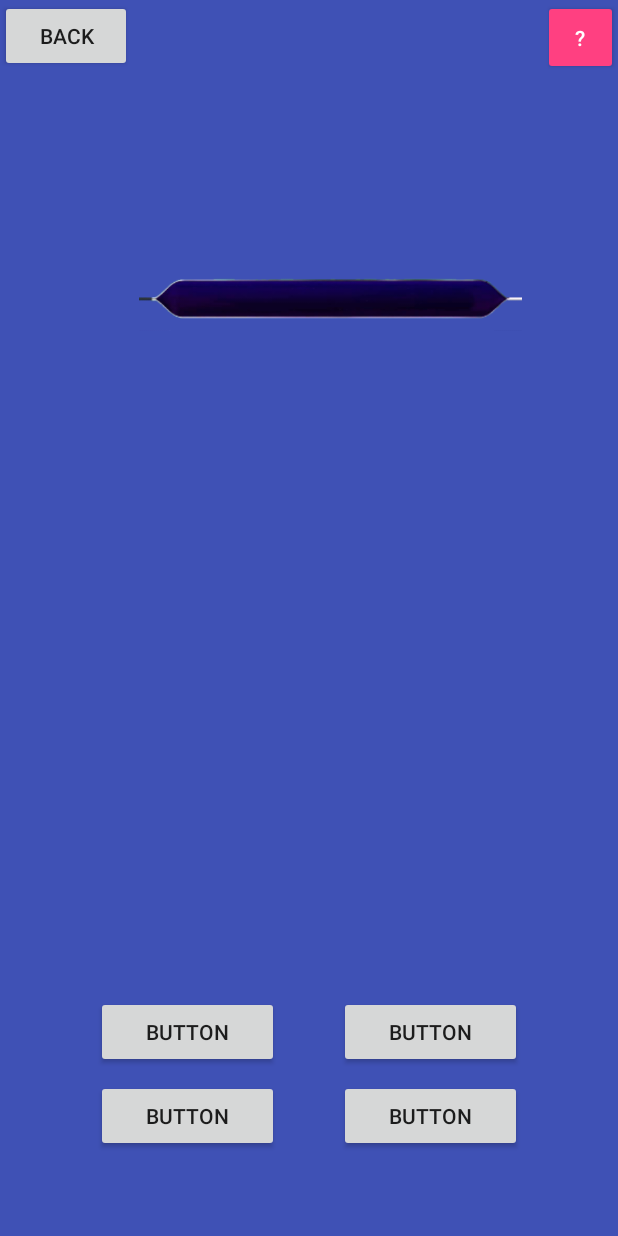
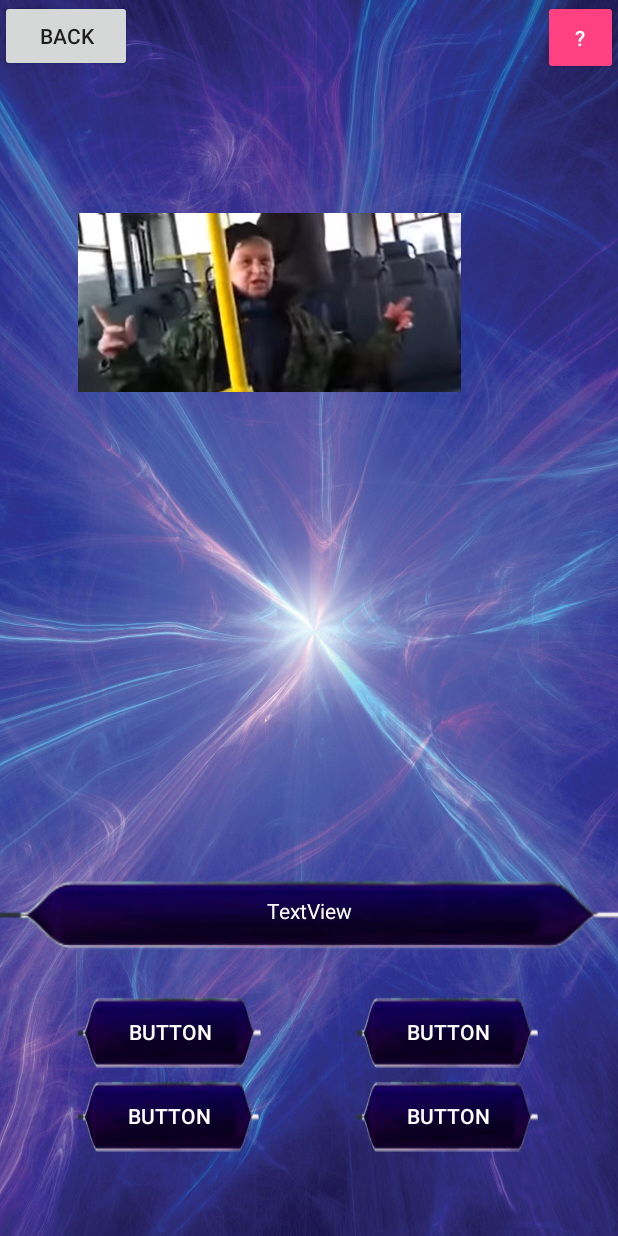
Before and after one commit to valbert29/SummerPractice2018, an Android app: the GameActivity screen opened directly, with no data from a screen before it, after a tap on "BUTTON", on a phone screen of 412 x 824 dp. Run offline under Robolectric (Android 15) with nearby library versions, the phone set to English and light mode, and no system bars.

Commit message:
design+sound on tip

```diff
--- a/app/build.gradle
+++ b/app/build.gradle
@@ -20,6 +20,7 @@ android {
 
 dependencies {
     implementation fileTree(dir: 'libs', include: ['*.jar'])
+    implementation 'com.squareup.picasso:picasso:2.71828'
     implementation 'com.android.support:appcompat-v7:28.0.0-alpha3'
     implementation 'com.android.support.constraint:constraint-layout:1.1.2'
     implementation 'com.android.support:support-v4:28.0.0-alpha3'
--- a/app/src/main/java/mm/memeonare/DataC/Question.java
+++ b/app/src/main/java/mm/memeonare/DataC/Question.java
@@ -3,7 +3,27 @@ package mm.memeonare.DataC;
 import java.util.ArrayList;
 
 public class Question {
+    private String mem;
     private String question;
-    private ArrayList<String> answers= new ArrayList<>();
+    private ArrayList<String> answers;
+    private int cIndex;
 
+    public Question(String mem, String question, ArrayList<String> answers, int cIndex) {
+        this.mem = mem;
+        this.question = question;
+        this.answers = answers;
+        this.cIndex = cIndex;
+    }
+
+    public String getQuestion() {
+        return question;
+    }
+
+    public ArrayList<String> getAnswers() {
+        return answers;
+    }
+
+    public int getcIndex() {
+        return cIndex;
+    }
 }
--- a/app/src/main/java/mm/memeonare/GameActivity.java
+++ b/app/src/main/java/mm/memeonare/GameActivity.java
@@ -1,24 +1,54 @@
 package mm.memeonare;
 
+import android.content.Context;
 import android.content.Intent;
+import android.media.MediaPlayer;
 import android.support.v7.app.AppCompatActivity;
 import android.os.Bundle;
+import android.util.AttributeSet;
 import android.view.View;
 import android.widget.Button;
 import android.widget.ImageView;
+import android.widget.TextView;
+import android.widget.Toast;
 
-public class GameActivity extends AppCompatActivity {
-    Button Button1;
-    ImageView mem;
-    Button backButton;
-    Button bTip;
+import java.io.File;
+import java.io.FileNotFoundException;
+import java.io.FileReader;
+import java.util.ArrayList;
+import java.util.List;
+import java.util.Random;
+import java.util.Scanner;
+
+import mm.memeonare.DataC.Question;
+
+public class GameActivity extends AppCompatActivity implements View.OnClickListener {
+    private Button button1;
+    private Button button2;
+    private Button button3;
+    private Button button4;
+    private ImageView mem;
+    private Button backButton;
+    private Button bTip;
+    private TextView question;
+    private ArrayList<Question> questions= new ArrayList<>();
+
+
+
+    private int r =0;
+    private int correctButton =2;
+
+
     @Override
     protected void onCreate(Bundle savedInstanceState) {
         super.onCreate(savedInstanceState);
         setContentView(R.layout.activity_game);
-        mem=findViewById(R.id.mem);
-        bTip=findViewById(R.id.bTip);
-        backButton=findViewById(R.id.backButton);
+
+        getQuestions();
+        question=findViewById(R.id.question);
+        mem = findViewById(R.id.mem);
+        bTip = findViewById(R.id.bTip);
+        backButton = findViewById(R.id.backButton);
         backButton.setOnClickListener(new View.OnClickListener() {
             @Override
             public void onClick(View view) {
@@ -27,13 +57,77 @@ public class GameActivity extends AppCompatActivity {
                 finish();
             }
         });
-        Button1=findViewById(R.id.button1);
-        Button1.setOnClickListener(new View.OnClickListener() {
+        button1 = findViewById(R.id.button1);
+        button1.setOnClickListener(this);
+        button2 = findViewById(R.id.button2);
+        button2.setOnClickListener(this);
+        button3 = findViewById(R.id.button3);
+        button3.setOnClickListener(this);
+        button4 = findViewById(R.id.button4);
+        button4.setOnClickListener(this);
+
+        bTip.setOnClickListener(new View.OnClickListener() {
             @Override
             public void onClick(View view) {
-                mem.setImageResource(R.drawable.button);
-                mem.invalidate();
+                new Thread(){
+                    public void run(){
+                        MediaPlayer mp = MediaPlayer.create(GameActivity.this, R.raw.natalyamp);
+                        mp.start();
+                    }
+                }.start();
             }
         });
     }
+
+    @Override
+    public View onCreateView(View parent, String name, Context context, AttributeSet attrs) {
+        return super.onCreateView(parent, name, context, attrs);
+    }
+
+    int translateIdToIndex(int id) {
+        int index = -1;
+        switch (id) {
+            case R.id.button1:
+                index = 1;
+                break;
+            case R.id.button2:
+                index = 2;
+                break;
+            case R.id.button3:
+                index = 3;
+                break;
+            case R.id.button4:
+                index = 4;
+                break;
+        }
+        return index;
+    }
+
+    @Override
+    public void onClick(View view) {
+        Toast toast;
+        int buttonIndex = translateIdToIndex(view.getId());
+        if (buttonIndex == correctButton) {
+            toast = Toast.makeText(getApplicationContext(), "CORRECT", Toast.LENGTH_SHORT);
+            mem.setImageResource(R.drawable.button1);
+            correctButton= (int)(1+Math.random()*4);
+            question.setText(Integer.toString(r++));
+        } else {
+            toast = Toast.makeText(getApplicationContext(), "INCORRECT", Toast.LENGTH_SHORT);
+        }
+        toast.show();
+        mem.setImageResource(R.drawable.natalya);
+
+    }
+
+    public void getQuestions(){
+        try {
+            Scanner sc = new Scanner(new File("questions.txt"));
+            sc.nextLine();
+        } catch (FileNotFoundException e) {
+            e.printStackTrace();
+        }
+
+
+    }
 }
--- a/app/src/main/res/layout/activity_game.xml
+++ b/app/src/main/res/layout/activity_game.xml
@@ -4,59 +4,64 @@
     xmlns:tools="http://schemas.android.com/tools"
     android:layout_width="match_parent"
     android:layout_height="match_parent"
-    android:background="#3f51b5"
+    android:background="@drawable/fon"
     tools:context=".GameActivity">
 
     <ImageView
         android:id="@+id/mem"
         android:layout_width="255dp"
         android:layout_height="171dp"
-        android:layout_marginEnd="64dp"
-        android:layout_marginStart="64dp"
-        android:layout_marginTop="112dp"
-        app:layout_constraintEnd_toEndOf="parent"
-        app:layout_constraintHorizontal_bias="1.0"
+        android:layout_marginStart="52dp"
+        android:layout_marginTop="116dp"
         app:layout_constraintStart_toStartOf="parent"
         app:layout_constraintTop_toTopOf="parent"
-        app:srcCompat="@android:drawable/star_big_on" />
+        app:srcCompat="@drawable/natalya" />
 
     <Button
         android:id="@+id/button1"
-        android:layout_width="122dp"
-        android:layout_height="wrap_content"
+        android:layout_width="123dp"
+        android:layout_height="48dp"
         android:layout_marginBottom="8dp"
-        android:layout_marginStart="64dp"
+        android:layout_marginStart="52dp"
         android:text="Button"
+        android:background="@drawable/button1"
+        android:textColor="#FFFFFF"
         app:layout_constraintBottom_toTopOf="@+id/button3"
         app:layout_constraintStart_toStartOf="parent" />
 
     <Button
         android:id="@+id/button2"
         android:layout_width="122dp"
-        android:layout_height="wrap_content"
+        android:layout_height="48dp"
         android:layout_marginBottom="8dp"
-        android:layout_marginEnd="64dp"
+        android:layout_marginEnd="52dp"
         android:text="Button"
+        android:background="@drawable/button1"
+        android:textColor="#FFFFFF"
         app:layout_constraintBottom_toTopOf="@+id/button4"
         app:layout_constraintEnd_toEndOf="parent" />
 
     <Button
         android:id="@+id/button3"
         android:layout_width="122dp"
-        android:layout_height="wrap_content"
+        android:layout_height="48dp"
         android:layout_marginBottom="56dp"
-        android:layout_marginStart="64dp"
+        android:layout_marginStart="52dp"
         android:text="Button"
+        android:background="@drawable/button1"
+        android:textColor="#FFFFFF"
         app:layout_constraintBottom_toBottomOf="parent"
         app:layout_constraintStart_toStartOf="parent" />
 
     <Button
         android:id="@+id/button4"
         android:layout_width="122dp"
-        android:layout_height="wrap_content"
+        android:layout_height="48dp"
         android:layout_marginBottom="56dp"
-        android:layout_marginEnd="64dp"
+        android:layout_marginEnd="52dp"
         android:text="Button"
+        android:background="@drawable/button1"
+        android:textColor="#FFFFFF"
         app:layout_constraintBottom_toBottomOf="parent"
         app:layout_constraintEnd_toEndOf="parent" />
 
@@ -76,4 +81,17 @@
         android:text="?"
         app:layout_constraintEnd_toEndOf="parent"
         app:layout_constraintTop_toTopOf="parent" />
+
+    <TextView
+        android:id="@+id/question"
+        android:layout_width="match_parent"
+        android:layout_height="97dp"
+        android:layout_marginBottom="8dp"
+        android:background="@drawable/button"
+        android:text="TextView"
+        android:textColor="#FFFFFF"
+        android:textAlignment="center"
+        android:gravity="center"
+        app:layout_constraintBottom_toTopOf="@+id/button1"
+        app:layout_constraintStart_toStartOf="parent" />
 </android.support.constraint.ConstraintLayout>
--- a/app/src/main/res/layout/activity_menu.xml
+++ b/app/src/main/res/layout/activity_menu.xml
@@ -16,6 +16,8 @@
         android:layout_marginStart="8dp"
         android:layout_marginTop="92dp"
         android:text="Button"
+        android:background="@drawable/button1"
+        android:textColor="#FFFFFF"
         app:layout_constraintBottom_toBottomOf="parent"
         app:layout_constraintEnd_toEndOf="parent"
         app:layout_constraintStart_toStartOf="parent"
@@ -43,6 +45,8 @@
         android:layout_marginStart="8dp"
         android:layout_marginTop="192dp"
         android:text="Start"
+        android:background="@drawable/button1"
+        android:textColor="#FFFFFF"
         app:layout_constraintEnd_toEndOf="parent"
         app:layout_constraintStart_toStartOf="parent"
         app:layout_constraintTop_toTopOf="parent" />
```
Also changed, not shown: app/src/main/java/mm/memeonare/DataC/questions.txt (added), app/src/main/res/drawable/natalya.png (added), app/src/main/res/drawable/tipnatalya.jpg (added), 1 other file.
